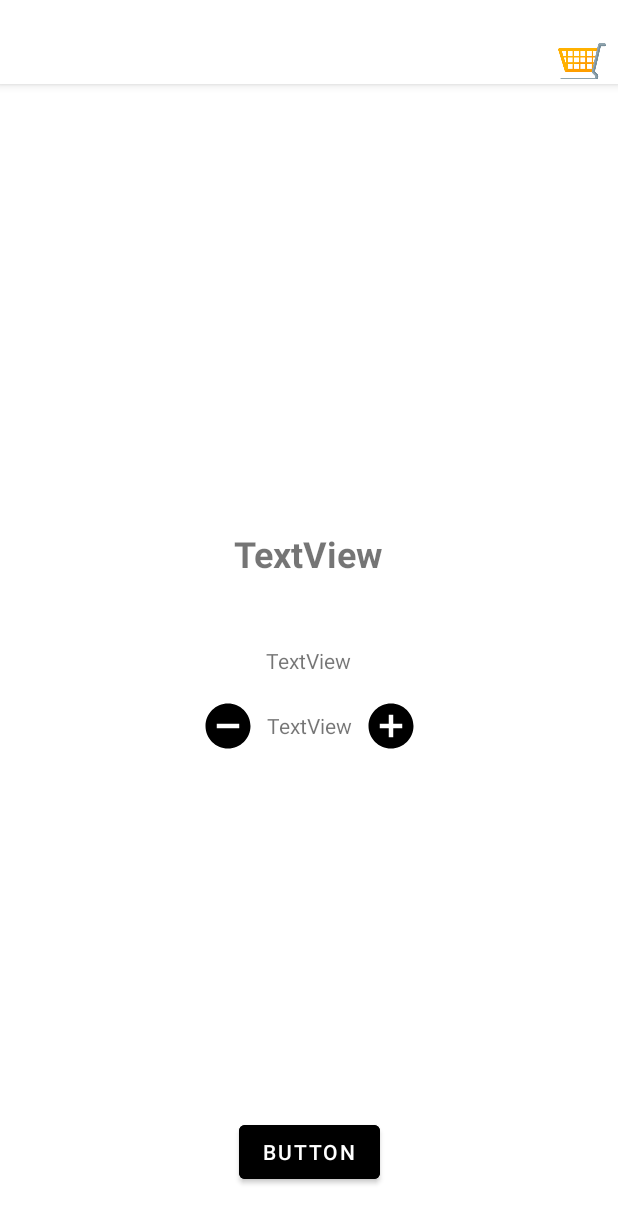
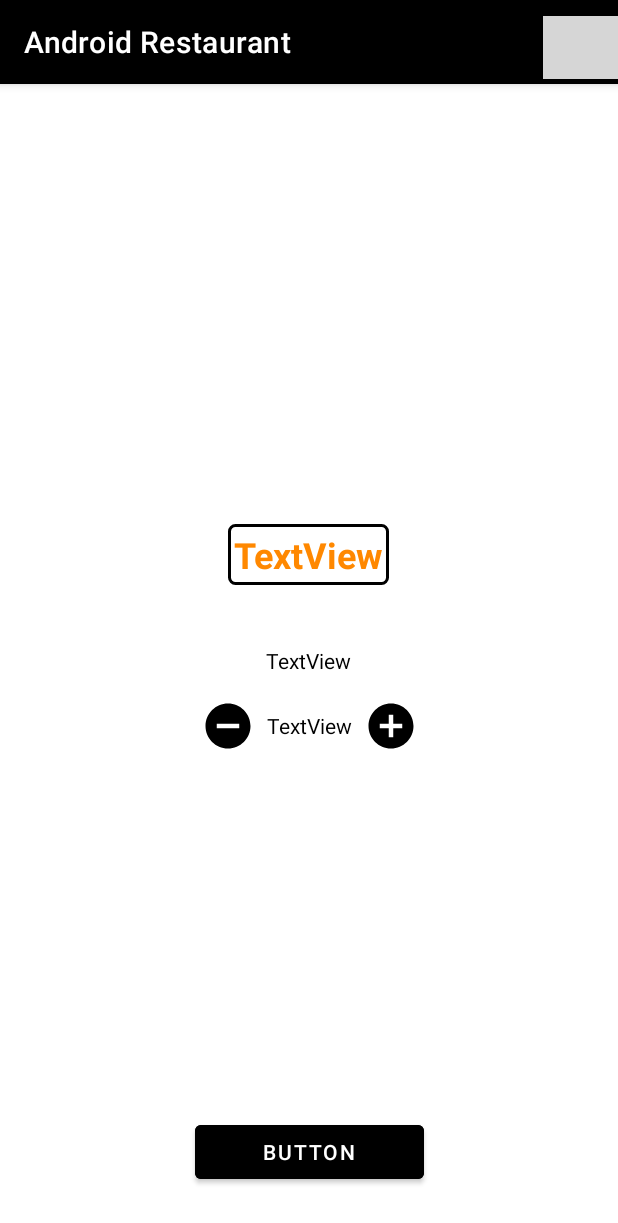
Before and after one commit to soso83120/TDAndroidSAUMIERSophie, an Android app: the DetailActivity screen opened directly, with no data from a screen before it, on a phone screen of 412 x 824 dp. Shown: the top 1223 px of the screen. Run offline under Robolectric (Android 15) with nearby library versions, the phone set to English and light mode, and no system bars; network calls fail; grey boxes are pictures that could not be loaded.

Commit message:
design + ajout de la linearborder

```diff
--- a/app/src/main/AndroidManifest.xml
+++ b/app/src/main/AndroidManifest.xml
@@ -8,6 +8,7 @@
         android:allowBackup="true"
         android:icon="@mipmap/ic_launcher"
         android:label="@string/app_name"
+        android:color="@color/black"
         android:roundIcon="@mipmap/ic_launcher_round"
         android:supportsRtl="true"
         android:theme="@style/Theme.TDAndroidSAUMIERSophie"
--- /dev/null
+++ b/app/src/main/res/drawable/linearbordertitle.xml
@@ -0,0 +1,9 @@
+<?xml version="1.0" encoding="utf-8"?>
+<!--ajouter un contour au titre-->
+<shape xmlns:android="http://schemas.android.com/apk/res/android">
+    <stroke android:width="2dp" android:color="@color/black" />
+    <padding android:left="4dp" android:top="4dp"
+        android:right="4dp" android:bottom="4dp" />
+    <corners android:radius="4dp" />
+
+</shape>
--- a/app/src/main/res/layout/activity_category.xml
+++ b/app/src/main/res/layout/activity_category.xml
@@ -11,7 +11,8 @@
         android:layout_width="wrap_content"
         android:layout_height="wrap_content"
         android:layout_marginTop="32dp"
-        android:text="category"
+        android:background="@drawable/linearbordertitle"
+        android:text="Category"
         android:textColor="@android:color/holo_orange_dark"
         android:textSize="30sp"
         android:textStyle="bold"
--- a/app/src/main/res/layout/activity_detail.xml
+++ b/app/src/main/res/layout/activity_detail.xml
@@ -11,7 +11,10 @@
         android:id="@+id/titreplat"
         android:layout_width="wrap_content"
         android:layout_height="wrap_content"
+        android:background="@drawable/linearbordertitle"
         android:text="TextView"
+        android:textColor="@android:color/holo_orange_dark"
+        android:textColorHint="@android:color/holo_orange_dark"
         android:textSize="24sp"
         android:textStyle="bold"
         app:layout_constraintBottom_toBottomOf="parent"
@@ -28,6 +31,8 @@
         android:layout_marginStart="32dp"
         android:layout_marginEnd="32dp"
         android:text="@string/textview"
+        android:textColor="@color/black"
+        android:textColorHint="@color/black"
         app:layout_constraintBottom_toBottomOf="parent"
         app:layout_constraintEnd_toEndOf="parent"
         app:layout_constraintHorizontal_bias="0.498"
@@ -57,7 +62,9 @@
             android:layout_marginLeft="8dp"
             android:layout_marginRight="8dp"
             android:layout_weight="1"
-            android:text="TextView" />
+            android:text="TextView"
+            android:textColor="@color/black"
+            android:textColorHint="@color/black" />
 
         <ImageView
             android:id="@+id/more"
@@ -92,6 +99,7 @@
         android:layout_height="wrap_content"
         android:layout_marginBottom="32dp"
         android:backgroundTint="@color/black"
+        android:hint="ADD TO BASKET"
         android:text="Button"
         android:textColorHint="@color/black"
         app:layout_constraintBottom_toBottomOf="parent"
--- a/app/src/main/res/layout/activity_login.xml
+++ b/app/src/main/res/layout/activity_login.xml
@@ -10,7 +10,10 @@
         android:id="@+id/textView2"
         android:layout_width="wrap_content"
         android:layout_height="wrap_content"
+        android:background="@drawable/linearbordertitle"
         android:text="@string/identifying"
+        android:textColor="@android:color/holo_orange_dark"
+        android:textColorHint="@color/black"
         android:textSize="36sp"
         app:layout_constraintBottom_toBottomOf="parent"
         app:layout_constraintEnd_toEndOf="parent"
@@ -56,7 +59,7 @@
         android:background="@color/black"
         android:backgroundTint="@color/black"
         android:text="@string/connection"
-        android:textColor="@color/black"
+        android:textColor="@color/white"
         app:layout_constraintBottom_toBottomOf="parent"
         app:layout_constraintEnd_toEndOf="parent"
         app:layout_constraintStart_toStartOf="parent"
--- a/app/src/main/res/layout/activity_register.xml
+++ b/app/src/main/res/layout/activity_register.xml
@@ -11,9 +11,10 @@
         android:id="@+id/textView"
         android:layout_width="wrap_content"
         android:layout_height="wrap_content"
+        android:background="@drawable/linearbordertitle"
         android:hint="Create your Account Please"
         android:text="Create your Account Please"
-        android:textColor="@color/black"
+        android:textColor="@android:color/holo_orange_dark"
         android:textColorHint="@color/black"
         android:textSize="30sp"
         android:textStyle="bold"
@@ -63,7 +64,7 @@
         <com.google.android.material.textfield.TextInputEditText
             android:id="@+id/fname"
             android:layout_width="match_parent"
-            android:layout_height="wrap_content"
+            android:layout_height="match_parent"
             android:hint="Family Name"
             android:textColor="@color/black" />
     </com.google.android.material.textfield.TextInputLayout>
--- a/app/src/main/res/layout/menu_basket.xml
+++ b/app/src/main/res/layout/menu_basket.xml
@@ -9,11 +9,13 @@
         android:id="@+id/basketCount"
         android:layout_width="40dp"
         android:layout_height="40dp"
+        android:layout_marginBottom="8dp"
         android:text="@string/textview"
         android:textAlignment="center"
-        android:textColor="@color/black"
+        android:textColor="@color/white"
         app:layout_constraintBottom_toBottomOf="parent"
         app:layout_constraintEnd_toEndOf="parent"
+        app:layout_constraintHorizontal_bias="0.6"
         app:layout_constraintStart_toStartOf="parent"
         app:layout_constraintTop_toTopOf="parent" />
 
@@ -21,7 +23,8 @@
         android:id="@+id/cartMenu"
         android:layout_width="50dp"
         android:layout_height="50dp"
-        android:layout_marginTop="16dp"
+        android:layout_marginTop="8dp"
+        android:layout_marginBottom="8dp"
         android:contentDescription="TODO"
         android:padding="8dp"
         app:layout_constraintBottom_toBottomOf="parent"
--- a/app/src/main/res/menu/menu.xml
+++ b/app/src/main/res/menu/menu.xml
@@ -4,8 +4,8 @@
 
     <item
         android:id="@+id/basket"
-        app:actionLayout="@layout/menu_basket"
         android:icon="@drawable/ic_cart"
         android:title="Item"
+        app:actionLayout="@layout/menu_basket"
         app:showAsAction="always" />
 </menu>
--- a/app/src/main/res/values/colors.xml
+++ b/app/src/main/res/values/colors.xml
@@ -7,5 +7,5 @@
     <color name="teal_700">#FF018786</color>
     <color name="black">#FF000000</color>
     <color name="white">#FFFFFFFF</color>
-    <color name="clear"></color>
+    <color name="clear">#00CCCC</color>
 </resources>
--- a/app/src/main/res/values/strings.xml
+++ b/app/src/main/res/values/strings.xml
@@ -9,7 +9,7 @@
     <string name="image">image</string>
     <string name="textview">TextView</string>
     <string name="total">Total</string>
-    <string name="basket">le plat a été enregistré</string>
+    <string name="basket">Your dish had been added to your basket</string>
     <!-- TODO: Remove or change this placeholder text -->
     <string name="hello_blank_fragment">Hello blank fragment</string>
     <string name="fname">Total</string>
--- a/app/src/main/res/values/themes.xml
+++ b/app/src/main/res/values/themes.xml
@@ -2,7 +2,7 @@
     <!-- Base application theme. -->
     <style name="Theme.TDAndroidSAUMIERSophie" parent="Theme.MaterialComponents.Light.DarkActionBar">
         <!-- Primary brand color. -->
-        <item name="colorPrimary">@color/white</item>
+        <item name="colorPrimary">@color/black</item>
         <item name="colorPrimaryVariant">@color/black</item>
         <item name="colorOnPrimary">@color/white</item>
         <!-- Secondary brand color. -->
```
Also changed, not shown: app/src/main/res/layout/activity_basket.xml (+7 -3 lines), app/src/main/res/layout/basket_cell.xml (+6 -2 lines), app/src/main/res/layout/dishes_cell.xml (+6 -2 lines), app/src/main/res/drawable/ic_cart.png (deleted).
